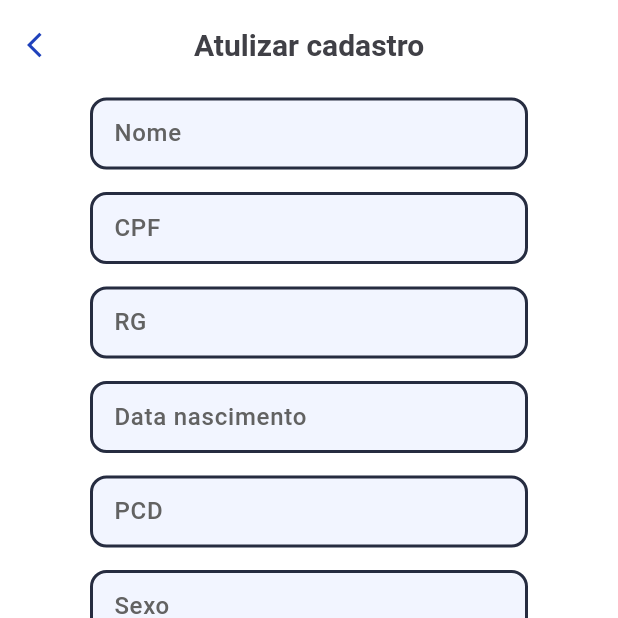
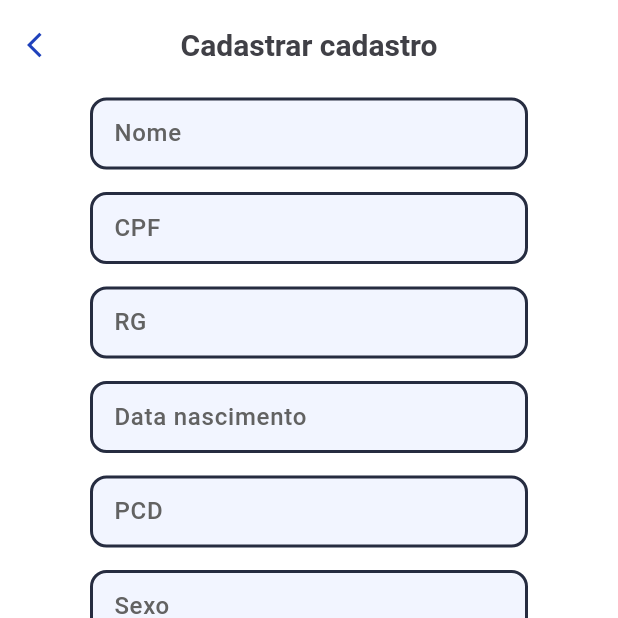
Before and after one commit to Geneilson7/register_student, a Flutter app: the RegistreStudent screen opened directly, on a phone screen of 412 x 824 dp, the top half of it. Run offline on Flutter 3.47's test engine with Material 3 defaults, Android fonts, the phone set to English and light mode, and no system bars; our stand-ins replace sqflite, sqflite_common_ffi; accounts and stored records are empty.

Commit message:
new commit

```diff
--- a/lib/register/register_student.dart
+++ b/lib/register/register_student.dart
@@ -162,7 +162,7 @@ class _RegistreStudentState extends State<RegistreStudent> {
           color: const Color(0xFF1F41BB),
         ),
         title: Text(
-          widget.student != null ? 'Cadastrar aluno' : 'Atulizar cadastro',
+          widget.student != null ? 'Atulizar aluno' : 'Cadastrar cadastro',
           style: const TextStyle(
             fontSize: 20,
             fontWeight: FontWeight.w700,
```
